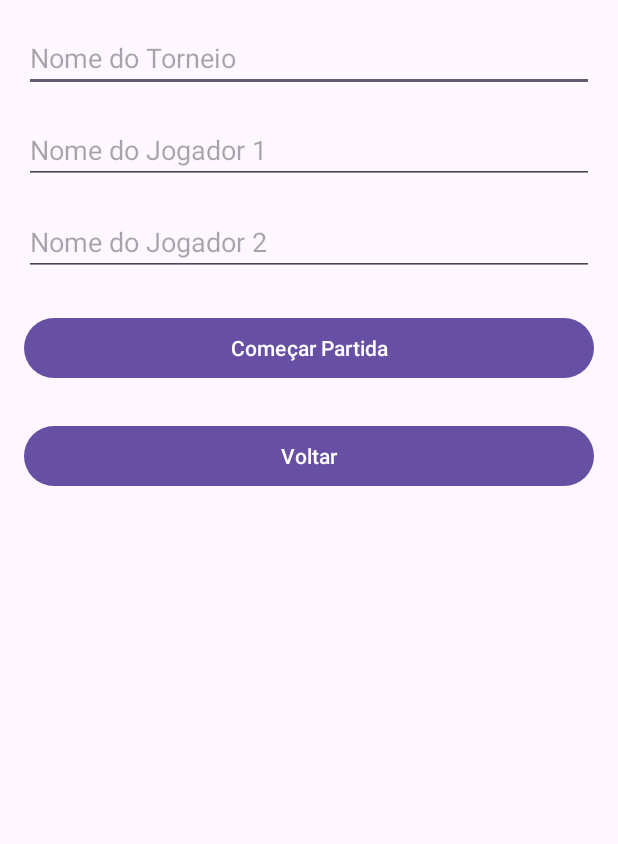
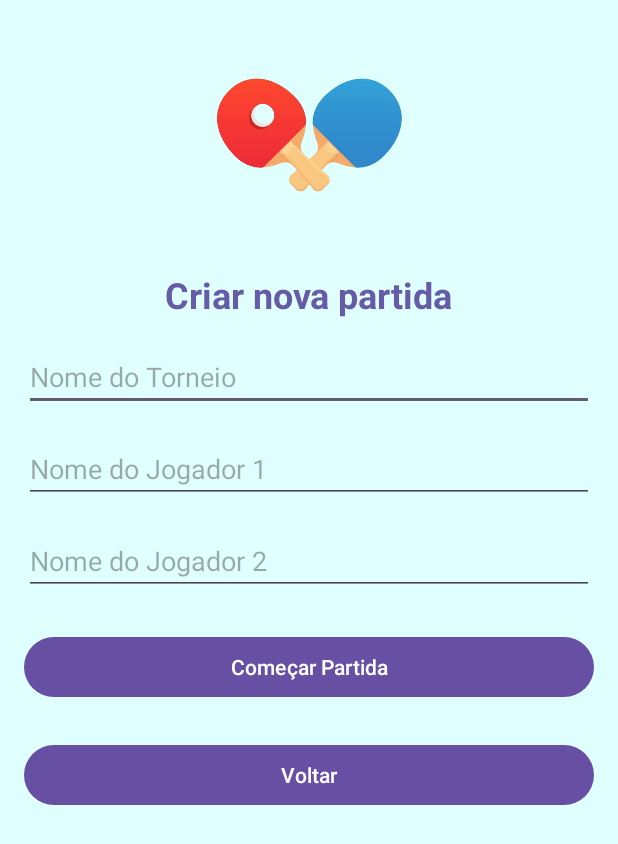
Before and after one commit to junior-rod/placartenisdemesa, an Android app: the NovoJogoActivity screen opened directly, with no data from a screen before it, on a phone screen of 412 x 824 dp. Shown: the top 844 px of the screen. Run offline under Robolectric (Android 15) with nearby library versions, the phone set to English and light mode, and no system bars.

Commit message:
update no layout da tela de criar partida

```diff
--- a/app/src/main/res/layout/activity_novo_jogo.xml
+++ b/app/src/main/res/layout/activity_novo_jogo.xml
@@ -2,7 +2,28 @@
     android:layout_width="match_parent"
     android:layout_height="match_parent"
     android:orientation="vertical"
-    android:padding="16dp">
+    android:padding="16dp"
+    android:background="@color/background">
+
+    <ImageView
+        android:id="@+id/img_pingpong"
+        android:layout_width="216dp"
+        android:layout_height="148dp"
+        android:layout_gravity="center"
+        android:layout_marginBottom="16dp"
+
+        android:src="@mipmap/pinpong" />
+
+    <TextView
+        android:id="@+id/tv_criar_nova_partida"
+        android:layout_width="wrap_content"
+        android:layout_height="wrap_content"
+        android:text="Criar nova partida"
+        android:textColor="@color/texto"
+        android:textStyle="bold"
+        android:textSize="24sp"
+        android:layout_gravity="center"
+        android:layout_marginBottom="16dp"/>
 
     <EditText
         android:id="@+id/et_nome_torneio"
@@ -30,10 +51,12 @@
         android:layout_height="wrap_content"
         android:text="Começar Partida"
         android:layout_marginTop="24dp" />
+
     <Button
         android:id="@+id/btn_voltar"
         android:layout_width="match_parent"
         android:layout_height="wrap_content"
         android:text="Voltar"
         android:layout_marginTop="24dp" />
+
 </LinearLayout>
```
